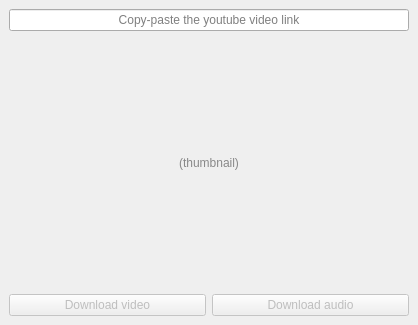
Before: the Qt Designer form src/qt/ui/main_window.ui in sentenzo/tubic, drawn with Qt 5.
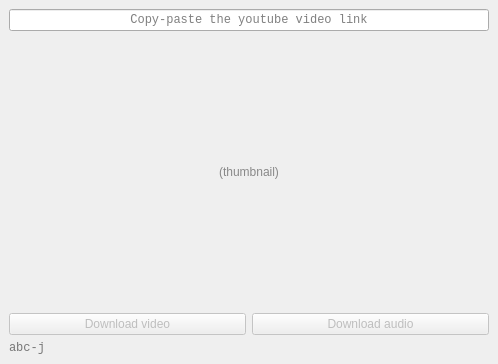
After: the same form once the commit is applied.

Commit message: progress feedback via the status string

The edit to the form file:
```diff
--- a/src/qt/ui/main_window.ui
+++ b/src/qt/ui/main_window.ui
@@ -12,8 +12,8 @@
    <rect>
     <x>0</x>
     <y>0</y>
-    <width>418</width>
-    <height>325</height>
+    <width>498</width>
+    <height>364</height>
    </rect>
   </property>
   <property name="sizePolicy">
@@ -42,44 +42,13 @@
   </property>
   <widget class="QWidget" name="centralwidget">
    <layout class="QGridLayout" name="gridLayout">
-    <item row="2" column="0">
-     <layout class="QHBoxLayout" name="horizontalLayout">
-      <item>
-       <widget class="QPushButton" name="pb_download_video">
-        <property name="enabled">
-         <bool>false</bool>
-        </property>
-        <property name="cursor">
-         <cursorShape>PointingHandCursor</cursorShape>
-        </property>
-        <property name="focusPolicy">
-         <enum>Qt::NoFocus</enum>
-        </property>
-        <property name="text">
-         <string>Download video</string>
-        </property>
-       </widget>
-      </item>
-      <item>
-       <widget class="QPushButton" name="pb_download_audio">
-        <property name="enabled">
-         <bool>false</bool>
-        </property>
-        <property name="cursor">
-         <cursorShape>PointingHandCursor</cursorShape>
-        </property>
-        <property name="focusPolicy">
-         <enum>Qt::NoFocus</enum>
-        </property>
-        <property name="text">
-         <string>Download audio</string>
-        </property>
-       </widget>
-      </item>
-     </layout>
-    </item>
     <item row="0" column="0">
      <widget class="QLineEdit" name="le_youtube_link">
+      <property name="font">
+       <font>
+        <family>Consolas</family>
+       </font>
+      </property>
       <property name="focusPolicy">
        <enum>Qt::NoFocus</enum>
       </property>
@@ -97,6 +66,42 @@
       </property>
      </widget>
     </item>
+    <item row="3" column="0">
+     <layout class="QHBoxLayout" name="horizontalLayout">
+      <item>
+       <widget class="QPushButton" name="pb_download_video">
+        <property name="enabled">
+         <bool>false</bool>
+        </property>
+        <property name="cursor">
+         <cursorShape>PointingHandCursor</cursorShape>
+        </property>
+        <property name="focusPolicy">
+         <enum>Qt::NoFocus</enum>
+        </property>
+        <property name="text">
+         <string>Download video</string>
+        </property>
+       </widget>
+      </item>
+      <item>
+       <widget class="QPushButton" name="pb_download_audio">
+        <property name="enabled">
+         <bool>false</bool>
+        </property>
+        <property name="cursor">
+         <cursorShape>PointingHandCursor</cursorShape>
+        </property>
+        <property name="focusPolicy">
+         <enum>Qt::NoFocus</enum>
+        </property>
+        <property name="text">
+         <string>Download audio</string>
+        </property>
+       </widget>
+      </item>
+     </layout>
+    </item>
     <item row="1" column="0">
      <widget class="QLabel" name="l_thumbnail">
       <property name="sizePolicy">
@@ -122,6 +127,27 @@
       </property>
       <property name="alignment">
        <set>Qt::AlignCenter</set>
+      </property>
+      <property name="margin">
+       <number>0</number>
+      </property>
+     </widget>
+    </item>
+    <item row="4" column="0">
+     <widget class="QLabel" name="l_status">
+      <property name="font">
+       <font>
+        <family>Consolas</family>
+       </font>
+      </property>
+      <property name="styleSheet">
+       <string notr="true">color: #777;</string>
+      </property>
+      <property name="text">
+       <string>abc-j</string>
+      </property>
+      <property name="textFormat">
+       <enum>Qt::PlainText</enum>
       </property>
      </widget>
     </item>
```
The commit also changes 5 other files.
